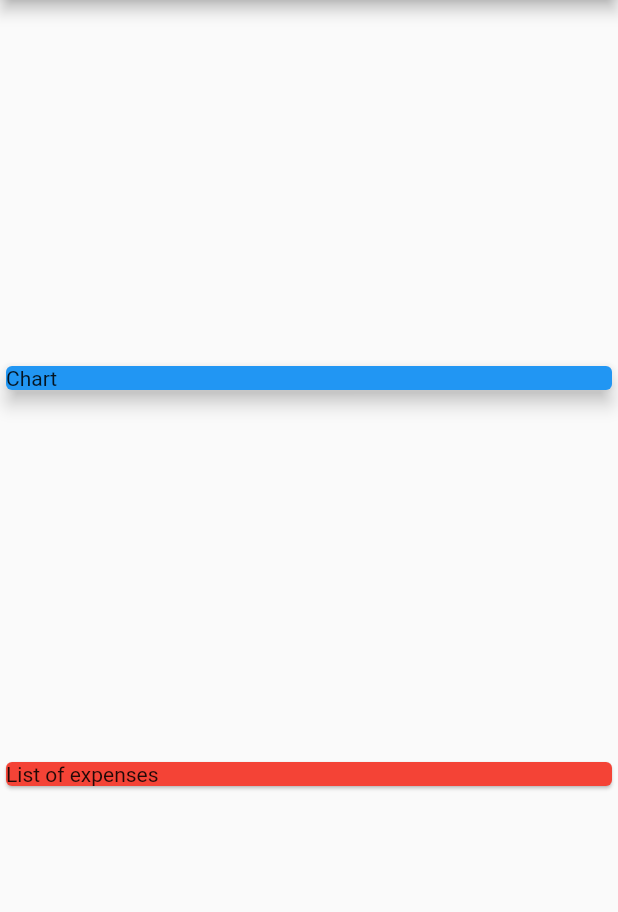
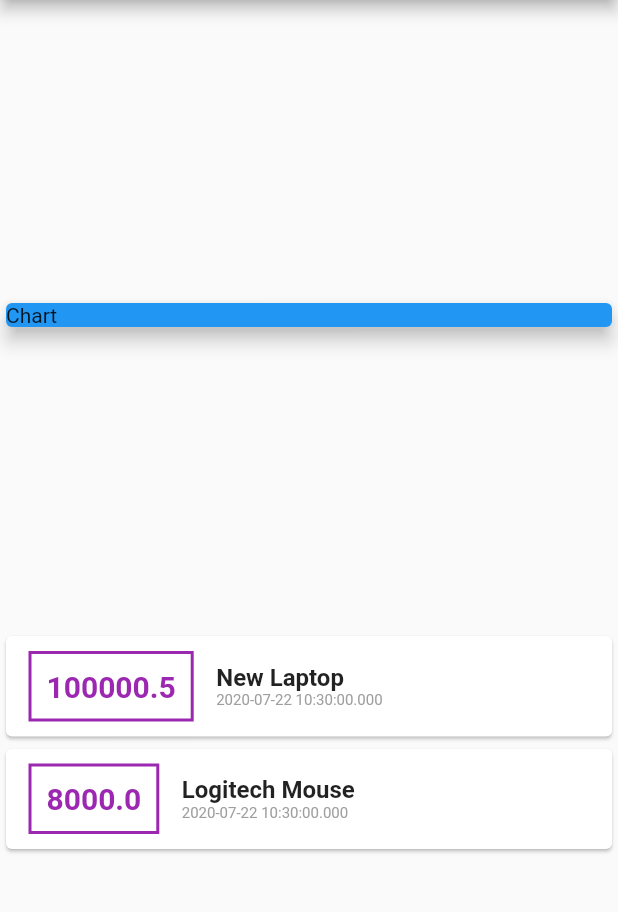
Before and after one commit to absolute-nil/Expense-Tracker, a Flutter app: the screen it shows after launch, on a phone screen of 412 x 824 dp, the part 84-996 px from its top. Run offline on Flutter 3.47's test engine with Material 2 defaults, Android fonts, the phone set to English and light mode, and no system bars.

Commit message:
displat transactions and basic styling

```diff
--- a/lib/main.dart
+++ b/lib/main.dart
@@ -1,8 +1,16 @@
+import './transaction.dart';
 import 'package:flutter/material.dart';
 
 void main() => runApp(MyApp());
 
 class MyApp extends StatelessWidget {
+  final List<Transaction> transactions = [
+    Transaction(
+        id: 't1', title: 'New Laptop', amount: 100000.50, date: DateTime.now()),
+    Transaction(
+        id: 't2', title: 'Logitech Mouse', amount: 8000, date: DateTime.now())
+  ];
+
   @override
   Widget build(BuildContext context) {
     return MaterialApp(
@@ -22,14 +30,41 @@ class MyApp extends StatelessWidget {
               ),
               width: double.infinity,
             ),
-          Card(
-            child: Text("List of expenses"),
-            color: Colors.red,
+            Column(
+                children: transactions.map((tx) {
+              return Card(
+                child: Row(
+                  children: <Widget>[
+                    Container(
+                      margin:
+                          EdgeInsets.symmetric(vertical: 10, horizontal: 15),
+                      padding: EdgeInsets.all(10),
+                      decoration: BoxDecoration(
+                          border: Border.all(color: Colors.purple, width: 2)),
+                      child: Text(
+                        tx.amount.toString(),
+                        style: TextStyle(
+                            color: Colors.purple,
+                            fontSize: 20,
+                            fontWeight: FontWeight.bold),
+                      ),
+                    ),
+                    Container(
+                      child: Column(
+                        children: <Widget>[
+                          Text(tx.title,style: TextStyle(fontSize: 16, fontWeight: FontWeight.bold),),
+                          Text(tx.date.toString(), style: TextStyle(fontSize: 10,color: Colors.grey),)
+                        ],
+                        crossAxisAlignment: CrossAxisAlignment.start,
+                      ),
                     )
+                  ],
+                ),
+              );
+            }).toList())
           ],
         ),
       ),
     );
-
   }
 }
```
Lines whose indentation alone changed are shown as unchanged.
